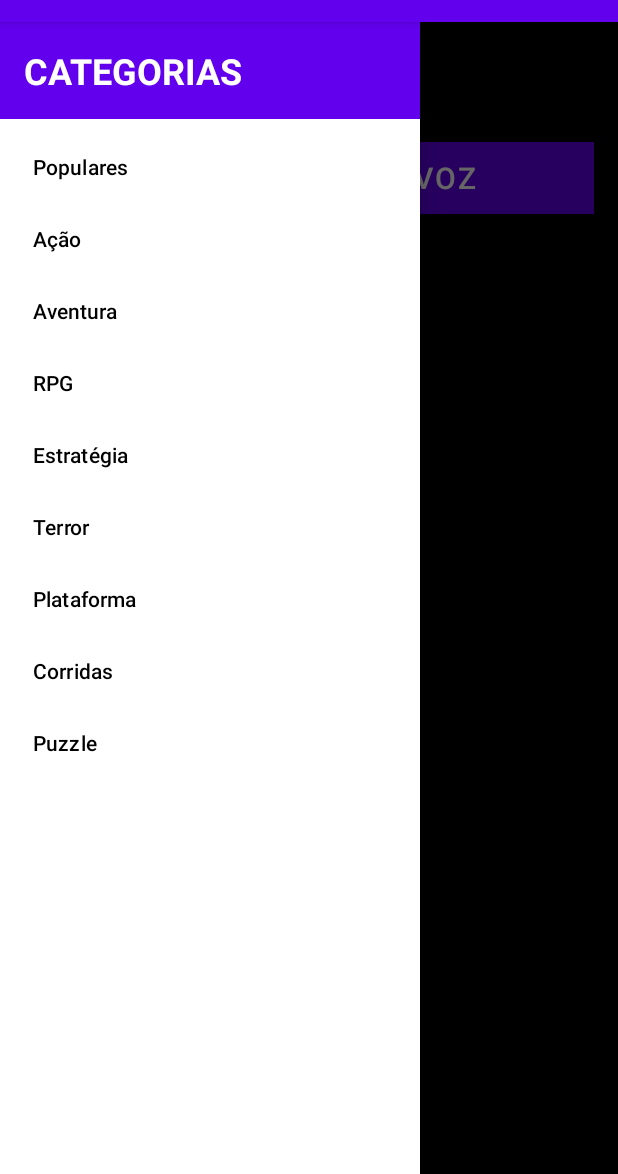
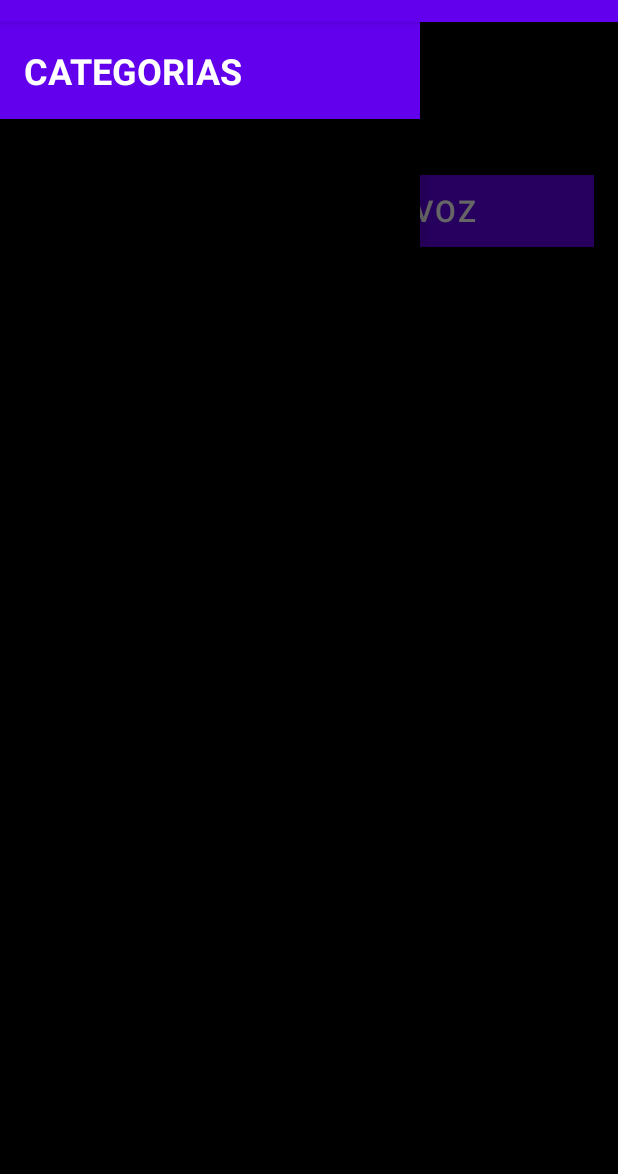
Before and after one commit to ComaN10/GameHub, an Android app: the screen it shows after launch (MainActivity), with the side drawer open, on a phone screen of 412 x 824 dp, the part 62-1236 px from its top. Run offline under Robolectric (Android 15) with nearby library versions, the phone set to English and light mode, and no system bars.

Commit message:
Style: side menu icon and colors update

```diff
--- a/app/src/main/res/layout/activity_main.xml
+++ b/app/src/main/res/layout/activity_main.xml
@@ -23,12 +23,13 @@
 
             <ImageButton
                 android:id="@+id/btn_open_drawer"
-                android:layout_width="48dp"
-                android:layout_height="48dp"
+                android:layout_width="70dp"
+                android:layout_height="70dp"
                 android:src="@drawable/ic_menu"
                 android:contentDescription="Abrir menu"
                 android:background="@null"
                 app:tint="@android:color/white" />
+
 
             <TextView
                 android:layout_width="wrap_content"
@@ -68,7 +69,7 @@
         android:layout_width="wrap_content"
         android:layout_height="match_parent"
         android:layout_gravity="start"
-        android:background="@color/white"
+        android:background="@color/black"
         app:headerLayout="@layout/drawer_header"
         app:menu="@menu/drawer_menu" />
 
```
Also changed, not shown: app/src/main/res/drawable/ic_menu.png.
